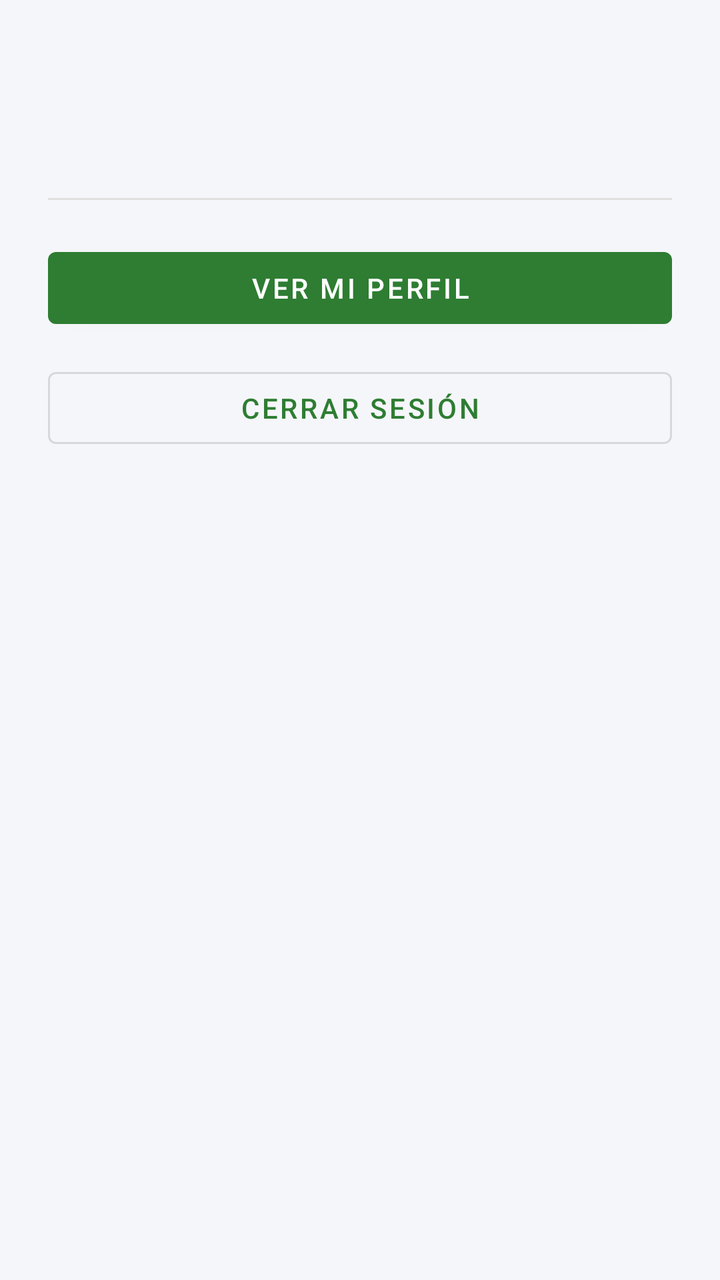
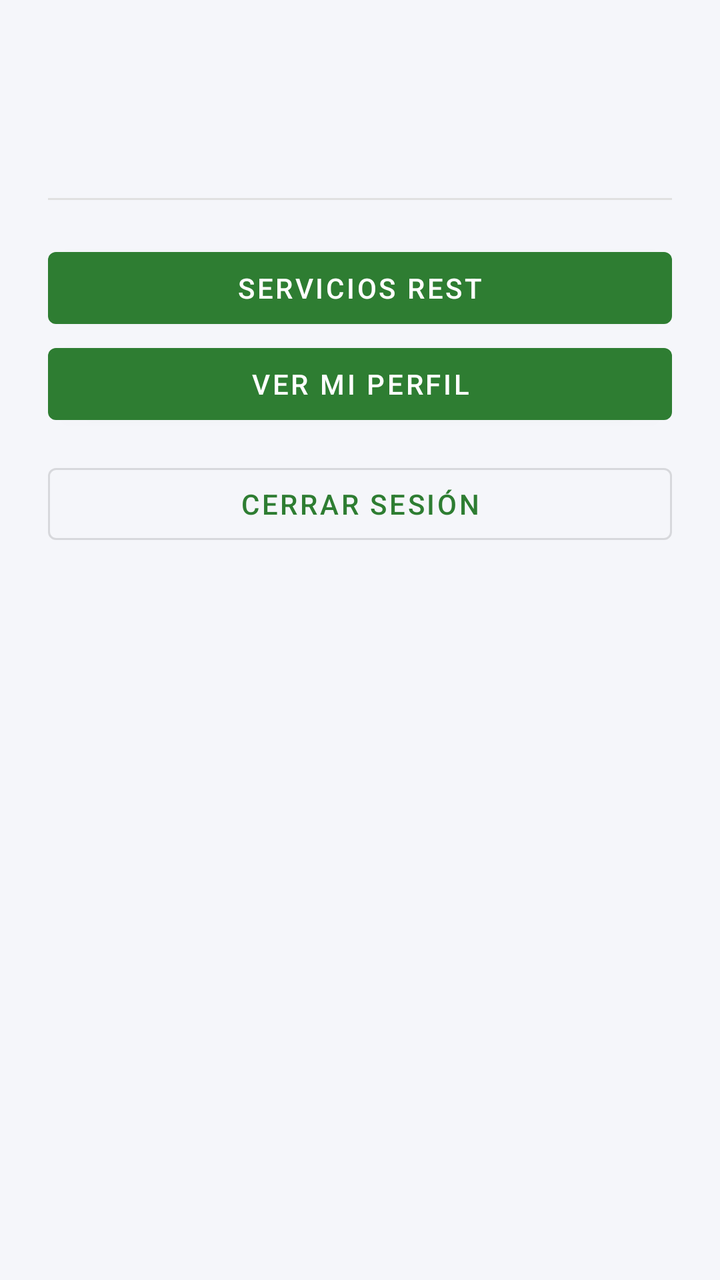

Compare the two renders of this Android layout. The source of the first and the diff that turns it into the second are given below.
<!-- AndroidManifest.xml: application theme Theme.CursosVirtuales -->
<!-- res/layout/activity_main.xml -->
<?xml version="1.0" encoding="utf-8"?>
<LinearLayout xmlns:android="http://schemas.android.com/apk/res/android"
    android:layout_width="match_parent"
    android:layout_height="match_parent"
    android:orientation="vertical"
    android:background="@color/background"
    android:padding="24dp">

    <TextView
        android:id="@+id/tvWelcome"
        android:layout_width="match_parent"
        android:layout_height="wrap_content"
        android:textSize="22sp"
        android:textStyle="bold"
        android:textColor="@color/text_primary" />

    <TextView
        android:id="@+id/tvRolePanel"
        android:layout_width="match_parent"
        android:layout_height="wrap_content"
        android:layout_marginTop="4dp"
        android:textSize="16sp"
        android:textColor="@color/text_secondary" />

    <View
        android:layout_width="match_parent"
        android:layout_height="1dp"
        android:background="#E0E0E0"
        android:layout_marginVertical="20dp" />

    <com.google.android.material.button.MaterialButton
        android:id="@+id/btnMisCursos"
        android:layout_width="match_parent"
        android:layout_height="wrap_content"
        android:layout_marginBottom="12dp"
        android:text="@string/titulo_mis_cursos"
        android:visibility="gone" />

    <com.google.android.material.button.MaterialButton
        android:id="@+id/btnCursosDisponibles"
        android:layout_width="match_parent"
        android:layout_height="wrap_content"
        android:layout_marginBottom="12dp"
        android:text="@string/titulo_cursos_disponibles"
        android:visibility="gone" />

    <com.google.android.material.button.MaterialButton
        android:id="@+id/btnCalificaciones"
        android:layout_width="match_parent"
        android:layout_height="wrap_content"
        android:text="Mis calificaciones"
        android:visibility="gone" />

    <com.google.android.material.button.MaterialButton
        android:id="@+id/btnGoProfile"
        android:layout_width="match_parent"
        android:layout_height="wrap_content"
        android:text="@string/home_go_profile" />

    <com.google.android.material.button.MaterialButton
        android:id="@+id/btnLogout"
        style="@style/Widget.MaterialComponents.Button.OutlinedButton"
        android:layout_width="match_parent"
        android:layout_height="wrap_content"
        android:layout_marginTop="12dp"
        android:text="@string/home_logout" />

</LinearLayout>
<!-- resources referenced by this layout -->
<resources>
  <color name="background">#F5F6FA</color>
  <color name="text_primary">#1C1C1E</color>
  <color name="text_secondary">#6B6B70</color>
  <string name="home_go_profile">Ver mi perfil</string>
  <string name="home_logout">Cerrar sesión</string>
  <string name="titulo_cursos_disponibles">Cursos disponibles</string>
  <string name="titulo_mis_cursos">Mis cursos</string>
  <style name="Theme.CursosVirtuales" parent="Theme.MaterialComponents.DayNight.NoActionBar">
          <item name="colorPrimary">@color/brand_primary</item>
          <item name="colorPrimaryDark">@color/brand_primary_dark</item>
          <item name="colorAccent">@color/brand_accent</item>
          <item name="android:windowBackground">@color/background</item>
          <item name="android:statusBarColor">@color/brand_primary_dark</item>
      </style>
  <color name="brand_primary">#2E7D32</color>
  <color name="brand_primary_dark">#1B5E20</color>
  <color name="brand_accent">#FFC107</color>
</resources>

<!-- the commit's change to res/layout/activity_main.xml (unified diff, before → after) -->
@@ -52,6 +52,12 @@
         android:visibility="gone" />
 
     <com.google.android.material.button.MaterialButton
+        android:id="@+id/btnServiciosRest"
+        android:layout_width="match_parent"
+        android:layout_height="wrap_content"
+        android:text="Servicios REST" />
+
+    <com.google.android.material.button.MaterialButton
         android:id="@+id/btnGoProfile"
         android:layout_width="match_parent"
         android:layout_height="wrap_content"
